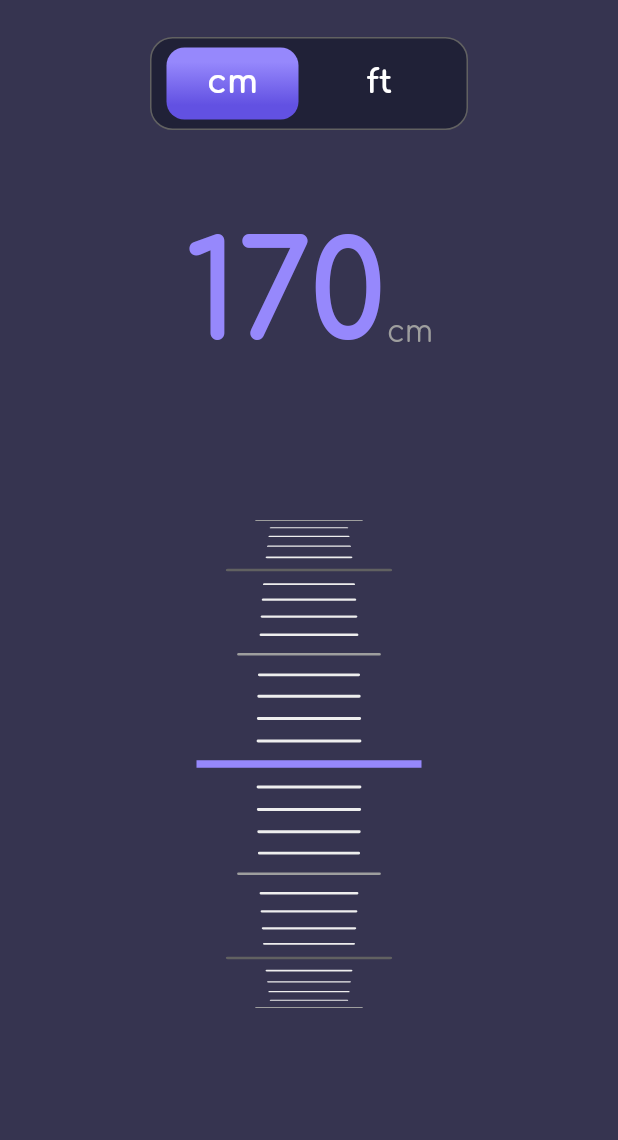
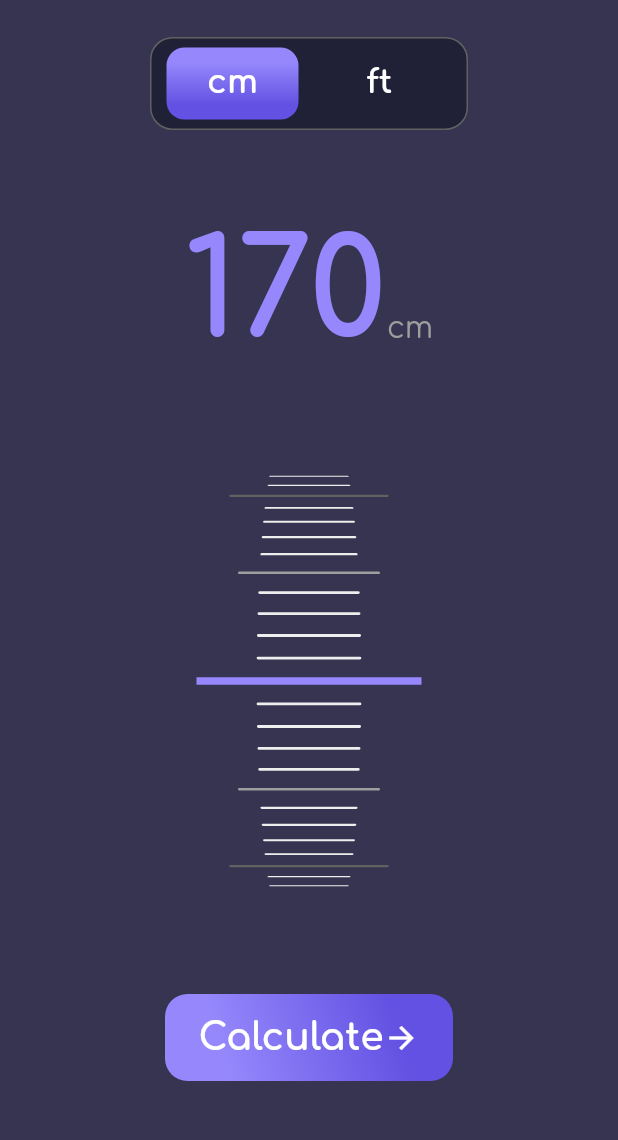
Before and after one commit to vaibhavv96321/BMI_Calculator_New, a Flutter app: the HeightSelector screen opened directly, on a phone screen of 412 x 824 dp, the part 80-1220 px from its top. Run offline on Flutter 3.47's test engine with Material 2 defaults, Android fonts, the phone set to English and light mode, and no system bars; our stand-ins replace animated_text_kit, flutter_svg, font_awesome_flutter.

Commit message:
Added the feet widget also with textFields

```diff
--- a/lib/Screens/height_page.dart
+++ b/lib/Screens/height_page.dart
@@ -1,8 +1,12 @@
 import 'package:bmi_new_theme/constant.dart';
+import 'package:flutter/cupertino.dart';
 import 'package:flutter/material.dart';
 import 'package:bmi_new_theme/verticle_weight_slider/vertical_weight_slider.dart';
+import 'package:bmi_new_theme/scalesWidget_cm_ft.dart';
+import 'package:bmi_new_theme/height_page_unit_button.dart';
 
-enum unit { cm, ft, t }
+enum unit { cm, ft, m }
+unit uni = unit.cm;
 
 class HeightSelector extends StatefulWidget {
   @override
@@ -10,10 +14,9 @@ class HeightSelector extends StatefulWidget {
 }
 
 class _HeightSelectorState extends State<HeightSelector> {
-  unit uni = unit.cm;
-  late WeightSliderController _controller;
   double _height = 170;
   int _minHeight = 100;
+  late WeightSliderController _controller;
 
   @override
   void initState() {
@@ -51,86 +54,49 @@ class _HeightSelectorState extends State<HeightSelector> {
               padding: EdgeInsets.symmetric(horizontal: 10, vertical: 6),
               child: Row(
                 children: [
-                  Container(
-                    decoration: BoxDecoration(
-                        gradient: uni == unit.cm ? kUnitGradient : null,
-                        borderRadius: BorderRadius.circular(12)),
-                    child: RawMaterialButton(
-                      onPressed: () {
+                  UnitContainer(unit.cm, () {
                     setState(() {
                       uni = unit.cm;
                     });
-                      },
-                      child: Text(
-                        'cm',
-                        style: kUnitTextStyle,
-                      ),
-                    ),
-                  ),
+                  }, 'cm'),
                   SizedBox(
                     width: 10,
                   ),
-                  Container(
-                    decoration: BoxDecoration(
-                      gradient: uni == unit.ft ? kUnitGradient : null,
-                      borderRadius: BorderRadius.circular(12),
-                    ),
-                    child: RawMaterialButton(
-                      onPressed: () {
+                  UnitContainer(unit.ft, () {
                     setState(() {
                       uni = unit.ft;
                     });
-                      },
-                      child: Text(
-                        'ft',
-                        style: kUnitTextStyle,
-                      ),
-                    ),
-                  )
+                  }, 'ft')
                 ],
               ),
             ),
           ),
-          Expanded(
-            child: Column(
-              mainAxisAlignment: MainAxisAlignment.spaceEvenly,
-              children: [
-                Row(
-                  mainAxisAlignment: MainAxisAlignment.center,
-                  crossAxisAlignment: CrossAxisAlignment.baseline,
-                  textBaseline: TextBaseline.alphabetic,
-                  children: [
-                    Text(
-                      '${_height.toInt()}',
-                      style: kHeightTextStyle,
-                    ),
-                    Text(
-                      '${uni == unit.cm ? 'cm' : 'ft'}',
-                      style: kSmallTextStyle,
-                    )
-                  ],
-                ),
-                Flexible(
-                  //TODO: always wrap this when using a scrollable widget
-                  child: VerticalWeightSlider(
-                    height: 450,
-                    controller: _controller,
-                    maxWeight: 250,
-                    config: PointerConfig(
-                      colors: [
-                        Colors.grey[700],
-                        Colors.grey[500],
-                        Colors.grey[200],
-                      ],
-                    ),
-                    onChanged: (value) {
+          uni == unit.cm
+              ? CentimeterScale('${_height.toInt()}', (double value) {
                   setState(() {
                     _height = value;
                   });
-                    },
+                }, _controller)
+              : FeetScale(),
+          GestureDetector(
+            onTap: () {},
+            child: Container(
+              child: Row(
+                mainAxisAlignment: MainAxisAlignment.center,
+                children: [
+                  Text(
+                    'Calculate',
+                    style: kAppBarTextStyle,
                   ),
+                  Icon(Icons.arrow_forward),
+                ],
               ),
-              ],
+              padding: EdgeInsets.all(15),
+              decoration: BoxDecoration(
+                gradient: kMaleGradient,
+                borderRadius: BorderRadius.circular(15),
+              ),
+              margin: EdgeInsets.only(left: 110, right: 110, bottom: 50),
             ),
           ),
         ],
--- /dev/null
+++ b/lib/height_page_unit_button.dart
@@ -0,0 +1,29 @@
+import 'package:flutter/cupertino.dart';
+import 'package:flutter/material.dart';
+
+import 'Screens/height_page.dart';
+import 'constant.dart';
+
+class UnitContainer extends StatelessWidget {
+  UnitContainer(this.unitValue, this.onPress, this.unitText);
+
+  final unit unitValue;
+  final Function()? onPress;
+  final String unitText;
+
+  @override
+  Widget build(BuildContext context) {
+    return Container(
+      decoration: BoxDecoration(
+          gradient: uni == unitValue ? kUnitGradient : null,
+          borderRadius: BorderRadius.circular(12)),
+      child: RawMaterialButton(
+        onPressed: onPress,
+        child: Text(
+          unitText,
+          style: kUnitTextStyle,
+        ),
+      ),
+    );
+  }
+}
--- a/lib/main.dart
+++ b/lib/main.dart
@@ -10,7 +10,7 @@ class MyApp extends StatelessWidget {
     return MaterialApp(
       theme: ThemeData.dark(),
       debugShowCheckedModeBanner: false,
-      home: HeightSelector(),
+      home: WelcomeScreen(),
     );
   }
 }
--- /dev/null
+++ b/lib/scalesWidget_cm_ft.dart
@@ -0,0 +1,97 @@
+import 'package:bmi_new_theme/verticle_weight_slider/src/pointer_config.dart';
+import 'package:bmi_new_theme/verticle_weight_slider/src/vertical_weight_slider_widget.dart';
+import 'package:bmi_new_theme/verticle_weight_slider/src/weight_slider_controller.dart';
+import 'package:flutter/material.dart';
+
+import 'constant.dart';
+
+class CentimeterScale extends StatelessWidget {
+  CentimeterScale(this.heightText, this.function, this.controller);
+
+  final String heightText;
+  final Function(double) function;
+  final WeightSliderController controller;
+
+  @override
+  Widget build(BuildContext context) {
+    return Expanded(
+      child: Column(
+        mainAxisAlignment: MainAxisAlignment.spaceEvenly,
+        children: [
+          Row(
+            mainAxisAlignment: MainAxisAlignment.center,
+            crossAxisAlignment: CrossAxisAlignment.baseline,
+            textBaseline: TextBaseline.alphabetic,
+            children: [
+              Text(
+                heightText,
+                style: kHeightTextStyle,
+              ),
+              Text(
+                'cm',
+                style: kSmallTextStyle,
+              )
+            ],
+          ),
+          Flexible(
+            //TODO: always wrap this when using a scrollable widget
+            child: VerticalWeightSlider(
+              height: 350,
+              controller: controller,
+              maxWeight: 250,
+              config: PointerConfig(
+                colors: [
+                  Colors.grey[700],
+                  Colors.grey[500],
+                  Colors.grey[200],
+                ],
+              ),
+              onChanged: function,
+            ),
+          ),
+        ],
+      ),
+    );
+  }
+}
+
+class FeetScale extends StatelessWidget {
+  @override
+  Widget build(BuildContext context) {
+    return Expanded(
+      child: Container(
+          margin: EdgeInsets.symmetric(vertical: 200, horizontal: 80),
+          child: Row(
+            children: [
+              FeetTextField(),
+              Text(
+                ' \' ',
+                style: kHeightTextStyle,
+              ),
+              FeetTextField(),
+              Text(
+                '\'\'',
+                style: kHeightTextStyle,
+              ),
+            ],
+          )),
+    );
+  }
+}
+
+class FeetTextField extends StatelessWidget {
+  const FeetTextField({
+    Key? key,
+  }) : super(key: key);
+
+  @override
+  Widget build(BuildContext context) {
+    return Flexible(
+      child: TextField(
+        decoration: InputDecoration(
+          labelStyle: kHeightTextStyle,
+        ),
+      ),
+    );
+  }
+}
```
Also changed, not shown: lib/Screens/welcomeScreen.dart (+7 -1 lines). Lines whose indentation alone changed are shown as unchanged.
